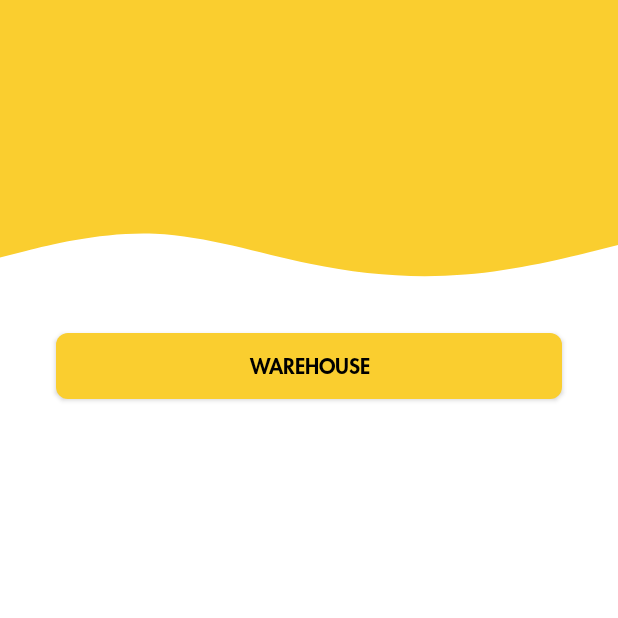
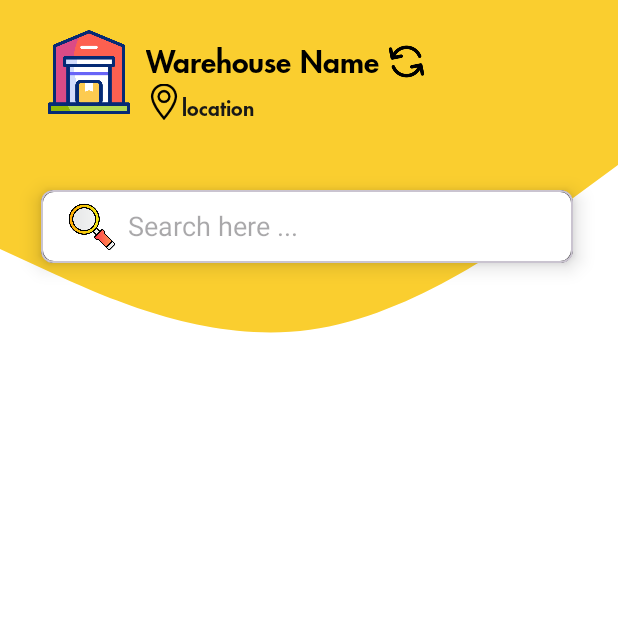
Before and after one commit to satyamkumardeveloper/inventory_management, an Android app: the screen it shows after launch once a user with an empty profile is signed in (home), on a phone screen of 412 x 824 dp, the top half of it. Run offline under Robolectric (Android 15) with nearby library versions, the phone set to English and light mode, and no system bars; our stand-ins replace Firebase (no records; nobody signed in at launch, a user with empty details on screens opened directly).

Commit message:
warehouse option added with database.

```diff
--- a/app/src/main/java/com/example/optistock/home.kt
+++ b/app/src/main/java/com/example/optistock/home.kt
@@ -15,5 +15,6 @@ class home : AppCompatActivity() {
         binding.warehouseBTN.setOnClickListener{
             startActivity(Intent(this,warehouse::class.java))
         }
+
     }
 }
--- /dev/null
+++ b/app/src/main/res/drawable/wave_4.xml
@@ -0,0 +1,9 @@
+<vector xmlns:android="http://schemas.android.com/apk/res/android"
+    android:width="1440dp"
+    android:height="320dp"
+    android:viewportWidth="1440"
+    android:viewportHeight="320">
+  <path
+      android:pathData="M0,128L120,154.7C240,181 480,235 720,218.7C960,203 1200,117 1320,74.7L1440,32L1440,0L1320,0C1200,0 960,0 720,0C480,0 240,0 120,0L0,0Z"
+      android:fillColor="#face2f"/>
+</vector>
--- a/app/src/main/res/layout/activity_each_item.xml
+++ b/app/src/main/res/layout/activity_each_item.xml
@@ -35,7 +35,7 @@
         </androidx.cardview.widget.CardView>
 
         <TextView
-            android:id="@+id/titleTv"
+            android:id="@+id/warehouseName"
             android:layout_width="wrap_content"
             android:layout_height="match_parent"
             android:text="@string/warehouse"
@@ -58,11 +58,12 @@
             android:background="@drawable/location"
             android:contentDescription="@string/TODO"
             app:layout_constraintBottom_toBottomOf="parent"
-            app:layout_constraintEnd_toStartOf="@+id/titleTv"
+            app:layout_constraintEnd_toStartOf="@+id/warehouseName"
             app:layout_constraintHorizontal_bias="0.313"
             app:layout_constraintStart_toEndOf="@+id/cardView" />
 
         <TextView
+            android:id="@+id/LocateInput"
             android:layout_width="239dp"
             android:layout_height="19dp"
             android:layout_margin="2sp"
--- a/app/src/main/res/layout/activity_home.xml
+++ b/app/src/main/res/layout/activity_home.xml
@@ -10,7 +10,7 @@
     <View
         android:id="@+id/background_material"
         android:layout_width="match_parent"
-        android:layout_height="120sp"
+        android:layout_height="90sp"
         android:background="@color/yellow"
         app:layout_constraintEnd_toEndOf="parent"
         app:layout_constraintStart_toStartOf="parent"
@@ -19,24 +19,97 @@
     <View
         android:id="@+id/view3"
         android:layout_width="413dp"
-        android:layout_height="86dp"
-        android:background="@drawable/wave1"
+        android:layout_height="190dp"
+        android:background="@drawable/wave_4"
         app:layout_constraintEnd_toEndOf="parent"
         app:layout_constraintStart_toStartOf="parent"
         app:layout_constraintTop_toBottomOf="@+id/background_material" />
 
-    <androidx.appcompat.widget.AppCompatButton
+    <ImageView
+        android:id="@+id/imageView3"
+        android:layout_width="56dp"
+        android:layout_height="64dp"
+        android:layout_marginTop="16dp"
+        android:src="@drawable/warehouse"
+        app:layout_constraintEnd_toStartOf="@+id/warehouse_BTN"
+        app:layout_constraintHorizontal_bias="0.761"
+        app:layout_constraintStart_toStartOf="parent"
+        app:layout_constraintTop_toTopOf="parent" />
+
+    <TextView
         android:id="@+id/warehouse_BTN"
-        android:layout_width="337dp"
-        android:layout_height="44dp"
-        android:layout_marginTop="16dp"
-        android:background="@drawable/button_background"
+        android:layout_width="wrap_content"
+        android:layout_height="26dp"
+        android:layout_marginTop="28dp"
         android:fontFamily="@font/future"
-        android:text="@string/warehouse"
+        android:text="@string/warehouse_name"
         android:textColor="@color/black"
+        android:textSize="20sp"
         app:layout_constraintEnd_toEndOf="parent"
+        app:layout_constraintHorizontal_bias="0.379"
         app:layout_constraintStart_toStartOf="parent"
-        app:layout_constraintTop_toBottomOf="@+id/view3" />
+        app:layout_constraintTop_toTopOf="parent" />
+
+    <ImageView
+        android:layout_width="35dp"
+        android:layout_height="26dp"
+        android:layout_marginTop="28dp"
+        android:src="@drawable/arrow"
+        app:layout_constraintEnd_toEndOf="@+id/background_material"
+        app:layout_constraintHorizontal_bias="0.0"
+        app:layout_constraintStart_toEndOf="@+id/warehouse_BTN"
+        app:layout_constraintTop_toTopOf="parent" />
+
+
+    <ImageView
+        android:id="@+id/imageView4"
+        android:layout_width="24dp"
+        android:layout_height="27dp"
+        android:layout_marginStart="10dp"
+        android:layout_marginBottom="9dp"
+        android:src="@drawable/location"
+        app:layout_constraintBottom_toTopOf="@+id/view3"
+        app:layout_constraintStart_toEndOf="@+id/imageView3"
+        app:layout_constraintTop_toBottomOf="@+id/warehouse_BTN" />
+
+
+    <TextView
+        android:layout_width="wrap_content"
+        android:layout_height="wrap_content"
+        android:layout_marginTop="8dp"
+        android:fontFamily="@font/future"
+        android:text="@string/location"
+        android:textColor="@color/dark_gray"
+        app:layout_constraintBottom_toBottomOf="@+id/imageView4"
+        app:layout_constraintStart_toEndOf="@+id/imageView4"
+        app:layout_constraintTop_toBottomOf="@+id/warehouse_BTN" />
+
+    <com.google.android.material.card.MaterialCardView
+        android:id="@+id/materialCardView"
+        android:layout_width="376dp"
+        android:layout_height="78dp"
+        android:layout_marginTop="112dp"
+        app:cardCornerRadius="8sp"
+        app:cardElevation="8sp"
+        app:cardUseCompatPadding="true"
+        app:layout_constraintEnd_toEndOf="parent"
+        app:layout_constraintHorizontal_bias="0.457"
+        app:layout_constraintStart_toStartOf="parent"
+        app:layout_constraintTop_toTopOf="parent">
+
+        <androidx.appcompat.widget.SearchView
+            android:id="@+id/searchView"
+            android:layout_width="match_parent"
+            android:layout_height="match_parent"
+            android:background="@drawable/search_view_bg_design"
+            android:padding="2sp"
+            app:iconifiedByDefault="false"
+            app:queryBackground="@android:color/transparent"
+            app:queryHint="Search here ..."
+            app:searchIcon="@drawable/search_icon" />
+
+
+    </com.google.android.material.card.MaterialCardView>
 
 
 </androidx.constraintlayout.widget.ConstraintLayout>
--- /dev/null
+++ b/app/src/main/res/values/ids.xml
@@ -0,0 +1,6 @@
+<?xml version="1.0" encoding="utf-8"?>
+<resources>
+    <item name="materialCardView" type="id" />
+    <item name="searchView" type="id" />
+    <item name="recyclerview" type="id" />
+</resources>
```
Also changed, not shown: app/src/main/java/com/example/optistock/DataClass.kt (+1 -7 lines), app/src/main/java/com/example/optistock/RvAdapter.kt (added, +46 -0 lines), app/src/main/java/com/example/optistock/warehouse.kt (+47 -4 lines), app/src/main/res/layout/activity_warehouse.xml (+34 -33 lines), app/src/main/res/drawable/arrow.png (added).
